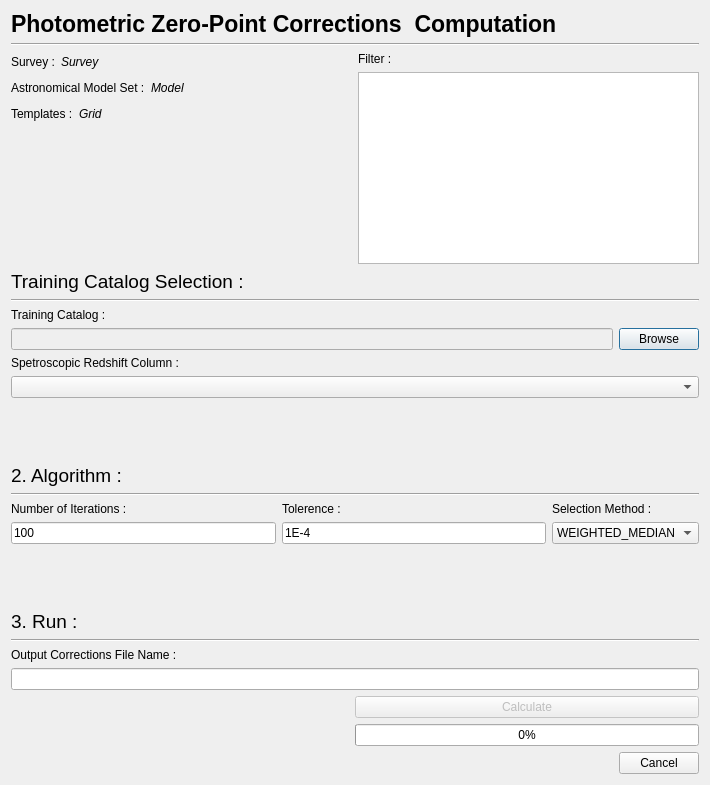
Old version of the form PhzQtUI/auxdir/PhzQtUI/DialogPhotometricCorrectionComputation.ui in the repository astrorama/Phosphoros.
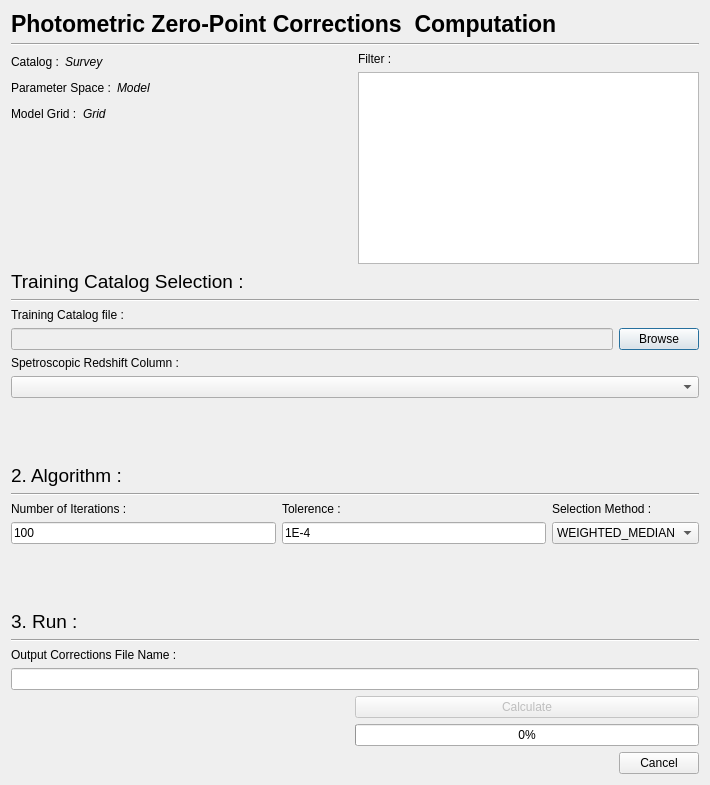
New version of the form.

What changed in the file:
```diff
--- a/PhzQtUI/auxdir/PhzQtUI/DialogPhotometricCorrectionComputation.ui
+++ b/PhzQtUI/auxdir/PhzQtUI/DialogPhotometricCorrectionComputation.ui
@@ -61,7 +61,7 @@
          <item>
           <widget class="QLabel" name="label_5">
            <property name="text">
-            <string>Survey :</string>
+            <string>Catalog :</string>
            </property>
           </widget>
          </item>
@@ -97,7 +97,7 @@
          <item>
           <widget class="QLabel" name="label_4">
            <property name="text">
-            <string>Astronomical Model Set :</string>
+            <string>Parameter Space :</string>
            </property>
           </widget>
          </item>
@@ -133,7 +133,7 @@
          <item>
           <widget class="QLabel" name="label_3">
            <property name="text">
-            <string>Templates :</string>
+            <string>Model Grid :</string>
            </property>
           </widget>
          </item>
@@ -233,7 +233,7 @@
    <item>
     <widget class="QLabel" name="label_6">
      <property name="text">
-      <string>Training Catalog :</string>
+      <string>Training Catalog file :</string>
      </property>
     </widget>
    </item>
```
